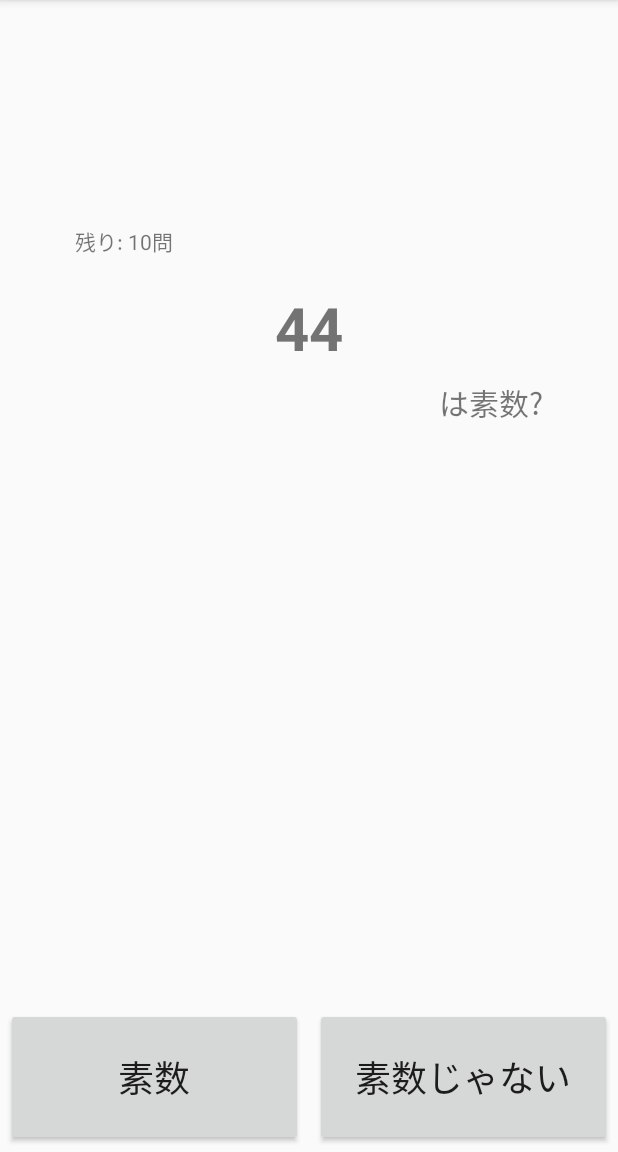
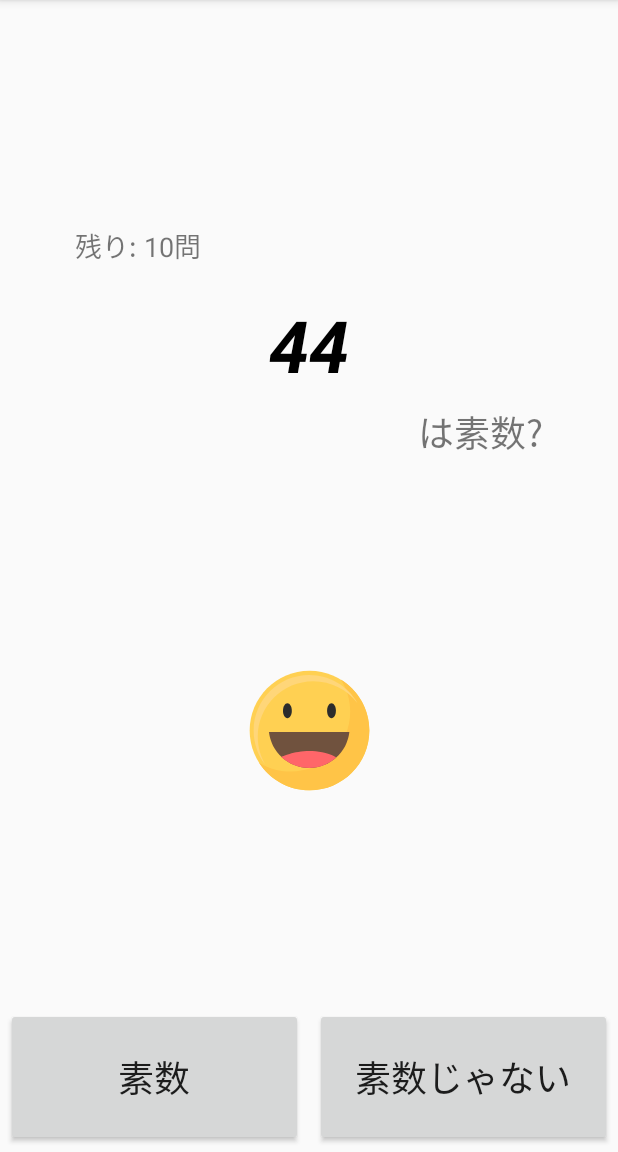
Before and after one commit to mona-apk/LiT-Application, an Android app: the screen it shows after launch (MainActivity), on a phone screen of 412 x 824 dp, the part 84-1236 px from its top. Run offline under Robolectric (Android 15) with nearby library versions, the light colour scheme and no system bars.

Commit message:
prime-chore: Lottieアニメーションの導入

```diff
--- a/primequize/build.gradle
+++ b/primequize/build.gradle
@@ -31,6 +31,9 @@ dependencies {
     implementation 'androidx.appcompat:appcompat:1.1.0'
     implementation 'androidx.core:core-ktx:1.2.0'
     implementation 'androidx.constraintlayout:constraintlayout:1.1.3'
+
+    implementation 'com.airbnb.android:lottie:3.3.1'
+
     testImplementation 'junit:junit:4.12'
     androidTestImplementation 'androidx.test.ext:junit:1.1.1'
     androidTestImplementation 'androidx.test.espresso:espresso-core:3.2.0'
--- a/primequize/src/main/res/layout/activity_main.xml
+++ b/primequize/src/main/res/layout/activity_main.xml
@@ -6,14 +6,29 @@
     android:layout_height="match_parent"
     tools:context=".MainActivity">
 
+    <com.airbnb.lottie.LottieAnimationView
+        android:layout_width="0dp"
+        android:layout_height="0dp"
+        android:layout_marginTop="64dp"
+        android:layout_marginBottom="64dp"
+        app:layout_constraintBottom_toTopOf="@+id/linearLayout"
+        app:layout_constraintDimensionRatio="w,1:1"
+        app:layout_constraintEnd_toEndOf="parent"
+        app:layout_constraintStart_toStartOf="parent"
+        app:layout_constraintTop_toBottomOf="@+id/textView4"
+        app:lottie_autoPlay="true"
+        app:lottie_loop="true"
+        app:lottie_rawRes="@raw/smile"/>
+
     <TextView
         android:id="@+id/primeTV"
         android:layout_width="wrap_content"
         android:layout_height="wrap_content"
         android:layout_marginTop="20dp"
-        android:text="311"
-        android:textSize="40sp"
-        android:textStyle="bold"
+        android:text="344"
+        android:textColor="#000000"
+        android:textSize="48sp"
+        android:textStyle="bold|italic"
         app:layout_constraintEnd_toEndOf="parent"
         app:layout_constraintStart_toStartOf="parent"
         app:layout_constraintTop_toBottomOf="@+id/textView5" />
@@ -25,6 +40,7 @@
         android:layout_marginStart="50dp"
         android:layout_marginTop="150dp"
         android:text="残り: n問"
+        android:textSize="18sp"
         app:layout_constraintStart_toStartOf="parent"
         app:layout_constraintTop_toTopOf="parent" />
 
@@ -35,11 +51,12 @@
         android:layout_marginTop="8dp"
         android:layout_marginEnd="50dp"
         android:text="は素数?"
-        android:textSize="20sp"
+        android:textSize="24sp"
         app:layout_constraintEnd_toEndOf="parent"
         app:layout_constraintTop_toBottomOf="@+id/primeTV" />
 
     <LinearLayout
+        android:id="@+id/linearLayout"
         android:layout_width="match_parent"
         android:layout_height="100dp"
         android:orientation="horizontal"
@@ -72,7 +89,7 @@
         android:layout_height="match_parent"
         android:background="#33FFAB91"
         android:elevation="4dp"
-        android:visibility="visible"
+        android:visibility="gone"
         app:layout_constraintBottom_toBottomOf="parent"
         app:layout_constraintEnd_toEndOf="parent"
         app:layout_constraintStart_toStartOf="parent"
@@ -135,6 +152,20 @@
                 app:layout_constraintEnd_toStartOf="@+id/restartButton"
                 app:layout_constraintHorizontal_bias="0.5"
                 app:layout_constraintStart_toStartOf="parent" />
+
+            <com.airbnb.lottie.LottieAnimationView
+                android:id="@+id/lottiIV"
+                android:layout_width="100dp"
+                android:layout_height="100dp"
+                android:layout_marginTop="16dp"
+                android:layout_marginBottom="16dp"
+                app:layout_constraintBottom_toTopOf="@+id/restartButton"
+                app:layout_constraintEnd_toEndOf="parent"
+                app:layout_constraintStart_toStartOf="parent"
+                app:layout_constraintTop_toBottomOf="@+id/ansTV"
+                app:lottie_autoPlay="true"
+                app:lottie_loop="true"
+                app:lottie_rawRes="@raw/smile" />
         </androidx.constraintlayout.widget.ConstraintLayout>
     </androidx.constraintlayout.widget.ConstraintLayout>
 
```
Also changed, not shown: primequize/src/main/res/raw/smile.json (added, +1 -0 lines).
